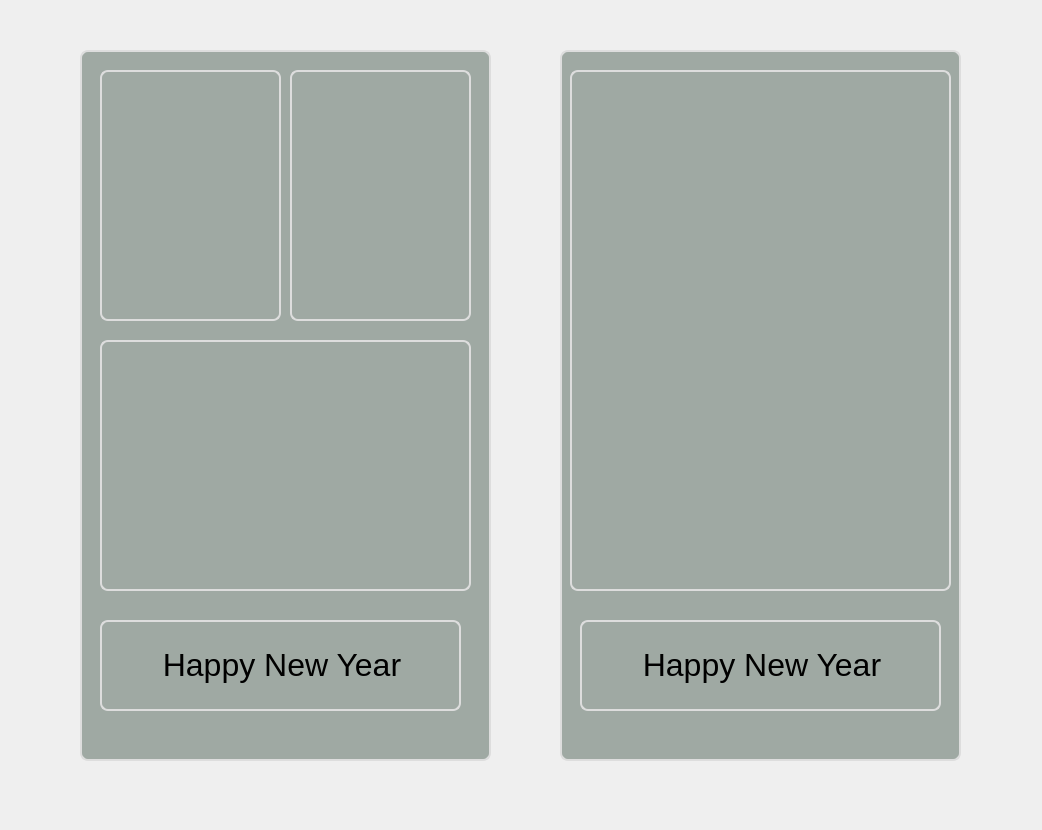
This is PhotoBooth/photoprintformat.ui in monsif/Image-processing as Qt 5 draws it before an edit. The edited form follows.
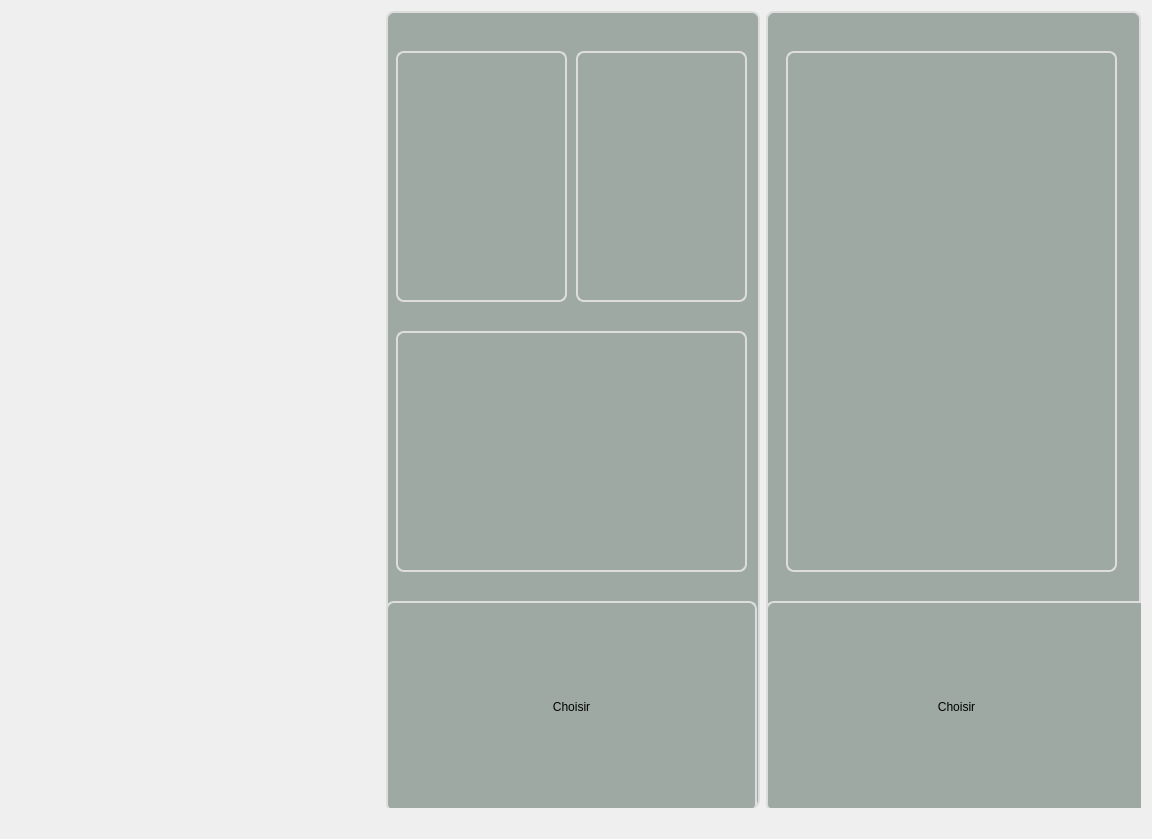
This is the edited form. Icons and pictures are not drawn.

Commit message: changing layouts and formats

```diff
--- a/PhotoBooth/photoprintformat.ui
+++ b/PhotoBooth/photoprintformat.ui
@@ -6,22 +6,35 @@
    <rect>
     <x>0</x>
     <y>0</y>
-    <width>1042</width>
-    <height>830</height>
+    <width>1152</width>
+    <height>839</height>
    </rect>
   </property>
   <property name="windowTitle">
    <string>PhotoPrintFormat</string>
   </property>
+  <layout class="QHBoxLayout" name="horizontalLayout">
+   <item>
+    <layout class="QVBoxLayout" name="verticalLayout_2">
+     <item>
+      <spacer name="horizontalSpacer_3">
+       <property name="orientation">
+        <enum>Qt::Horizontal</enum>
+       </property>
+       <property name="sizeHint" stdset="0">
+        <size>
+         <width>40</width>
+         <height>20</height>
+        </size>
+       </property>
+      </spacer>
+     </item>
+    </layout>
+   </item>
+   <item>
+    <layout class="QVBoxLayout" name="verticalLayout">
+     <item>
   <widget class="QFrame" name="frame">
-   <property name="geometry">
-    <rect>
-     <x>80</x>
-     <y>50</y>
-     <width>411</width>
-     <height>711</height>
-    </rect>
-   </property>
    <property name="styleSheet">
     <string notr="true">border:2px solid #ddd;border-radius:8px;background-color:#9fa9a3;</string>
    </property>
@@ -34,9 +47,9 @@
    <widget class="QFrame" name="frame_2">
     <property name="geometry">
      <rect>
-      <x>20</x>
-      <y>20</y>
-      <width>181</width>
+          <x>10</x>
+          <y>40</y>
+          <width>171</width>
       <height>251</height>
      </rect>
     </property>
@@ -56,9 +69,9 @@
    <widget class="QFrame" name="frame_3">
     <property name="geometry">
      <rect>
-      <x>210</x>
-      <y>20</y>
-      <width>181</width>
+          <x>190</x>
+          <y>40</y>
+          <width>171</width>
       <height>251</height>
      </rect>
     </property>
@@ -78,10 +91,10 @@
    <widget class="QFrame" name="frame_6">
     <property name="geometry">
      <rect>
-      <x>20</x>
-      <y>290</y>
-      <width>371</width>
-      <height>251</height>
+          <x>10</x>
+          <y>320</y>
+          <width>351</width>
+          <height>241</height>
      </rect>
     </property>
     <property name="whatsThis">
@@ -97,29 +110,40 @@
      <enum>QFrame::Raised</enum>
     </property>
    </widget>
-   <widget class="QLabel" name="label">
+       <widget class="QPushButton" name="multiple">
     <property name="geometry">
      <rect>
-      <x>20</x>
-      <y>570</y>
-      <width>361</width>
-      <height>91</height>
+          <x>0</x>
+          <y>590</y>
+          <width>371</width>
+          <height>211</height>
      </rect>
     </property>
     <property name="text">
-     <string>&lt;html&gt;&lt;head/&gt;&lt;body&gt;&lt;p align=&quot;center&quot;&gt;&lt;span style=&quot; font-size:24pt;&quot;&gt;Happy New Year&lt;/span&gt;&lt;/p&gt;&lt;/body&gt;&lt;/html&gt;</string>
+         <string>Choisir</string>
     </property>
    </widget>
   </widget>
+     </item>
+     <item>
+      <spacer name="horizontalSpacer_2">
+       <property name="orientation">
+        <enum>Qt::Horizontal</enum>
+       </property>
+       <property name="sizeHint" stdset="0">
+        <size>
+         <width>40</width>
+         <height>20</height>
+        </size>
+       </property>
+      </spacer>
+     </item>
+    </layout>
+   </item>
+   <item>
+    <layout class="QVBoxLayout" name="right_layout">
+     <item>
   <widget class="QFrame" name="frame_4">
-   <property name="geometry">
-    <rect>
-     <x>560</x>
-     <y>50</y>
-     <width>401</width>
-     <height>711</height>
-    </rect>
-   </property>
    <property name="styleSheet">
     <string notr="true">border:2px solid #ddd;border-radius:8px;background-color:#9fa9a3;</string>
    </property>
@@ -132,9 +156,9 @@
    <widget class="QFrame" name="frame_5">
     <property name="geometry">
      <rect>
-      <x>10</x>
-      <y>20</y>
-      <width>381</width>
+          <x>20</x>
+          <y>40</y>
+          <width>331</width>
       <height>521</height>
      </rect>
     </property>
@@ -152,20 +176,37 @@
      <enum>QFrame::Raised</enum>
     </property>
    </widget>
-   <widget class="QLabel" name="label_2">
+       <widget class="QPushButton" name="single">
     <property name="geometry">
      <rect>
-      <x>20</x>
-      <y>570</y>
-      <width>361</width>
-      <height>91</height>
+          <x>0</x>
+          <y>590</y>
+          <width>381</width>
+          <height>211</height>
      </rect>
     </property>
     <property name="text">
-     <string>&lt;html&gt;&lt;head/&gt;&lt;body&gt;&lt;p align=&quot;center&quot;&gt;&lt;span style=&quot; font-size:24pt;&quot;&gt;Happy New Year&lt;/span&gt;&lt;/p&gt;&lt;/body&gt;&lt;/html&gt;</string>
+         <string>Choisir</string>
     </property>
    </widget>
   </widget>
+     </item>
+     <item>
+      <spacer name="horizontalSpacer">
+       <property name="orientation">
+        <enum>Qt::Horizontal</enum>
+       </property>
+       <property name="sizeHint" stdset="0">
+        <size>
+         <width>40</width>
+         <height>20</height>
+        </size>
+       </property>
+      </spacer>
+     </item>
+    </layout>
+   </item>
+  </layout>
  </widget>
  <layoutdefault spacing="6" margin="11"/>
  <resources>
```
Lines whose indentation alone changed are shown as unchanged. The commit also changes 15 other files.
